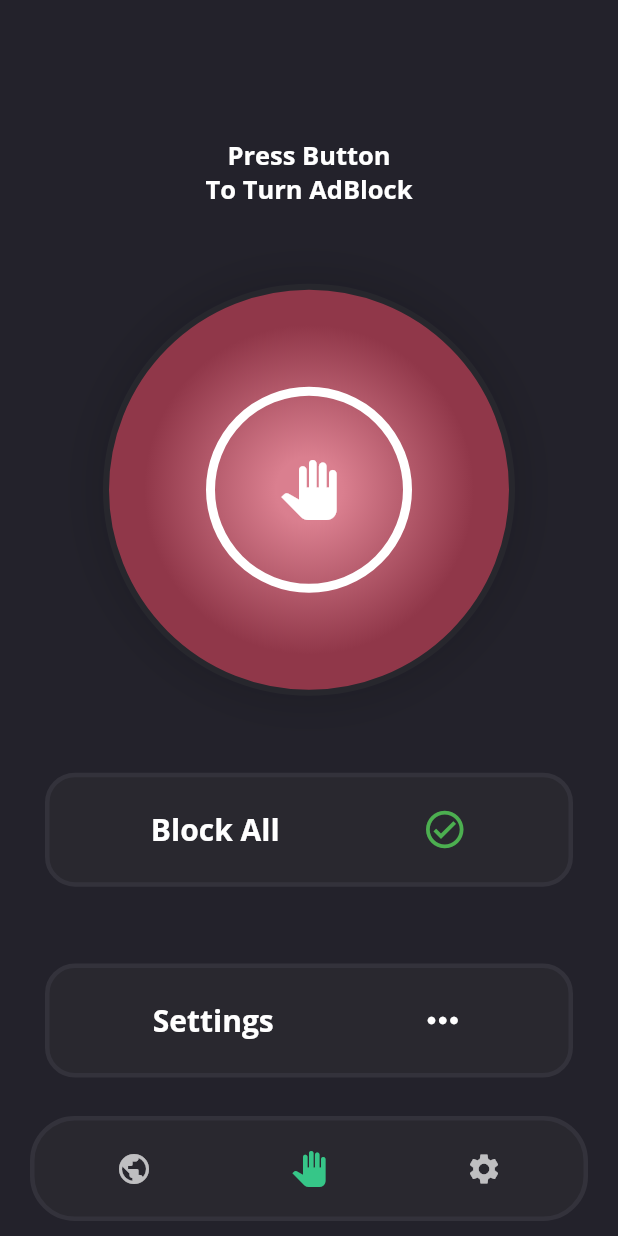
After one commit to Sirbinod/VPN-Mobile-App, a Flutter app: the Home screen opened directly, item 2 of the bottom bar chosen, on a phone screen of 412 x 824 dp. The commit adds this screen. Run offline on Flutter 3.47's test engine with Material 2 defaults, Android fonts, the phone set to English and light mode, and no system bars; our stand-ins replace animated_text_kit, flutter_svg, google_fonts, google_mobile_ads, shared_preferences; accounts and stored records are empty; network calls fail.

Commit message:
setting page, AdBlocker page and ad banner

```diff
--- a/lib/main.dart
+++ b/lib/main.dart
@@ -1,7 +1,10 @@
+import 'package:device_shield/helper/ad_helper.dart';
 import 'package:device_shield/view/screen/SplashScreen.dart';
 import 'package:flutter/material.dart';
 
 void main() {
+  WidgetsFlutterBinding.ensureInitialized();
+  AdHelper.initialze();
   runApp(MaterialApp(
     debugShowCheckedModeBanner: false,
     home: MyApp(),
--- /dev/null
+++ b/lib/view/screen/AdBlocker.dart
@@ -0,0 +1,76 @@
+import 'package:device_shield/appConfig/appColor.dart';
+import 'package:device_shield/appConfig/appTextStyle.dart';
+import 'package:device_shield/view/widget/CircularButton.dart';
+import 'package:device_shield/view/widget/CustomContainer.dart';
+import "package:flutter/material.dart";
+
+class AdBlocker extends StatelessWidget {
+  // const AdBlocker({ Key? key }) : super(key: key);
+
+  @override
+  Widget build(BuildContext context) {
+    return SafeArea(
+      child: Container(
+        width: MediaQuery.of(context).size.width,
+        child: Column(
+          crossAxisAlignment: CrossAxisAlignment.center,
+          mainAxisAlignment: MainAxisAlignment.spaceAround,
+          children: [
+            SizedBox(
+              height: 15,
+            ),
+            Column(
+              children: [
+                Text(
+                  'Press Button',
+                  style: kSecondaryTitle,
+                  textAlign: TextAlign.center,
+                ),
+                Text(
+                  'To Turn AdBlock',
+                  style: kSecondaryTitle,
+                  textAlign: TextAlign.center,
+                ),
+              ],
+            ),
+            CircularButton(
+              icon: Icons.pan_tool,
+              gradent: KSecondaryGradent,
+            ),
+            adBlockerRow(Icons.check_circle_outline_outlined, "Block All",
+                Colors.green, () {}),
+            adBlockerRow(Icons.more_horiz, "Settings", Colors.white, () {}),
+          ],
+        ),
+      ),
+    );
+  }
+
+  Container adBlockerRow(
+      IconData icon, String title, Color iconColor, Function onClick) {
+    return Container(
+      padding: EdgeInsets.symmetric(horizontal: 30),
+      child: InkWell(
+        onTap: () => onClick(),
+        child: CustomContainer(
+          padding: EdgeInsets.all(20),
+          borderRadius: 20,
+          child: Row(
+            mainAxisAlignment: MainAxisAlignment.spaceAround,
+            children: [
+              Text(
+                title,
+                style: kPrimaryTitle,
+              ),
+              Icon(
+                icon,
+                color: iconColor,
+                size: 30,
+              ),
+            ],
+          ),
+        ),
+      ),
+    );
+  }
+}
--- a/pubspec.yaml
+++ b/pubspec.yaml
@@ -32,6 +32,7 @@ dependencies:
   shared_preferences: ^2.0.6
   flutter_vpn: ^0.10.1
   animated_text_kit: ^1.3.0
+  google_mobile_ads: ^0.13.0
 
 dev_dependencies:
   flutter_test:
```
Also changed, not shown: lib/helper/ad_helper.dart (added, +37 -0 lines), lib/view/screen/Home.dart (+8 -3 lines), lib/view/screen/Setting.dart (added, +56 -0 lines), lib/view/screen/VpnScreen.dart (+9 -0 lines), lib/view/widget/curveWave.dart (deleted, +0 -14 lines), lib/view/widget/settingCard.dart (added, +53 -0 lines), pubspec.lock, 2 other files.
